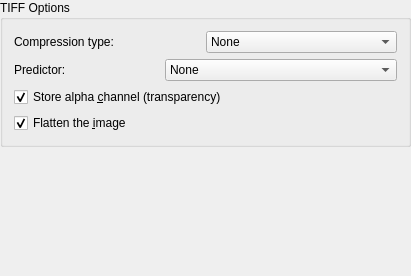
KDE/krita, file krita/plugins/formats/tiff/kis_wdg_options_tiff.ui: the form before one commit.
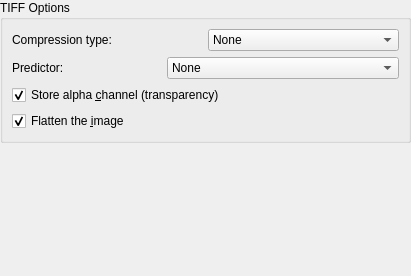
The form after the commit. Custom widgets are drawn as their Qt base class.

Commit message:
Remove any hardcoding of spaces to 6 and margins to 9/11 in Krita's UI

thanks boud for review

The edit to the form file:
```diff
--- a/krita/plugins/formats/tiff/kis_wdg_options_tiff.ui
+++ b/krita/plugins/formats/tiff/kis_wdg_options_tiff.ui
@@ -637,7 +637,6 @@
    </item>
   </layout>
  </widget>
- <layoutdefault spacing="6" margin="11" />
   <customwidgets>
   <customwidget>
    <class>KComboBox</class>
```
The commit also changes 62 other files.
